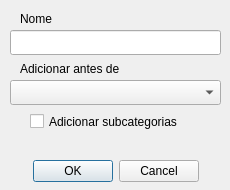
The window that ui/categorias_add.ui (vazerick/controle_gastos) describes before a commit, drawn with Qt 5.
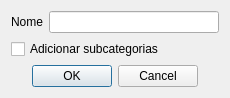
The same window after the commit.

Commit message: Remove o sistema de "ordem" das categorias

```diff
--- a/ui/categorias_add.ui
+++ b/ui/categorias_add.ui
@@ -7,13 +7,13 @@
     <x>0</x>
     <y>0</y>
     <width>230</width>
-    <height>190</height>
+    <height>92</height>
    </rect>
   </property>
   <property name="minimumSize">
    <size>
-    <width>230</width>
-    <height>170</height>
+    <width>0</width>
+    <height>0</height>
    </size>
   </property>
   <property name="maximumSize">
@@ -28,74 +28,30 @@
   <property name="windowTitle">
    <string>Nova Categoria</string>
   </property>
-  <widget class="QLineEdit" name="inputNome">
-   <property name="geometry">
-    <rect>
-     <x>10</x>
-     <y>30</y>
-     <width>211</width>
-     <height>25</height>
-    </rect>
-   </property>
-  </widget>
+  <layout class="QVBoxLayout" name="verticalLayout">
+   <item>
+    <layout class="QHBoxLayout" name="horizontalLayout">
+     <item>
   <widget class="QLabel" name="labelNome">
-   <property name="geometry">
-    <rect>
-     <x>20</x>
-     <y>10</y>
-     <width>54</width>
-     <height>17</height>
-    </rect>
-   </property>
    <property name="text">
     <string>Nome</string>
    </property>
   </widget>
-  <widget class="QLabel" name="labelAntes">
-   <property name="geometry">
-    <rect>
-     <x>20</x>
-     <y>60</y>
-     <width>151</width>
-     <height>17</height>
-    </rect>
-   </property>
-   <property name="text">
-    <string>Adicionar antes de</string>
-   </property>
-  </widget>
-  <widget class="QComboBox" name="comboBox">
-   <property name="geometry">
-    <rect>
-     <x>10</x>
-     <y>80</y>
-     <width>211</width>
-     <height>25</height>
-    </rect>
-   </property>
-  </widget>
+     </item>
+     <item>
+      <widget class="QLineEdit" name="inputNome"/>
+     </item>
+    </layout>
+   </item>
+   <item>
   <widget class="QCheckBox" name="checkBox">
-   <property name="geometry">
-    <rect>
-     <x>30</x>
-     <y>110</y>
-     <width>171</width>
-     <height>23</height>
-    </rect>
-   </property>
    <property name="text">
     <string>Adicionar subcategorias</string>
    </property>
   </widget>
+   </item>
+   <item>
   <widget class="QDialogButtonBox" name="buttonBox">
-   <property name="geometry">
-    <rect>
-     <x>5</x>
-     <y>160</y>
-     <width>221</width>
-     <height>23</height>
-    </rect>
-   </property>
    <property name="standardButtons">
     <set>QDialogButtonBox::Cancel|QDialogButtonBox::Ok</set>
    </property>
@@ -103,6 +59,8 @@
     <bool>true</bool>
    </property>
   </widget>
+   </item>
+  </layout>
  </widget>
  <includes>
   <include location="local">Qt::SubWindow</include>
```
Lines whose indentation alone changed are shown as unchanged. The commit also changes 10 other files.
